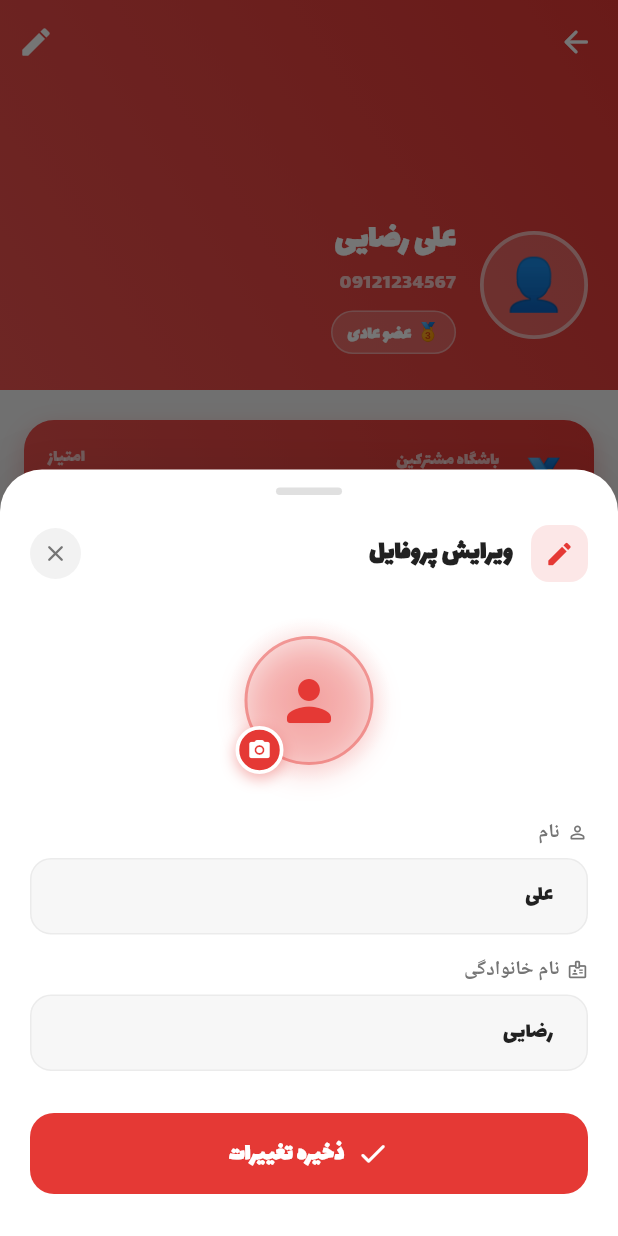
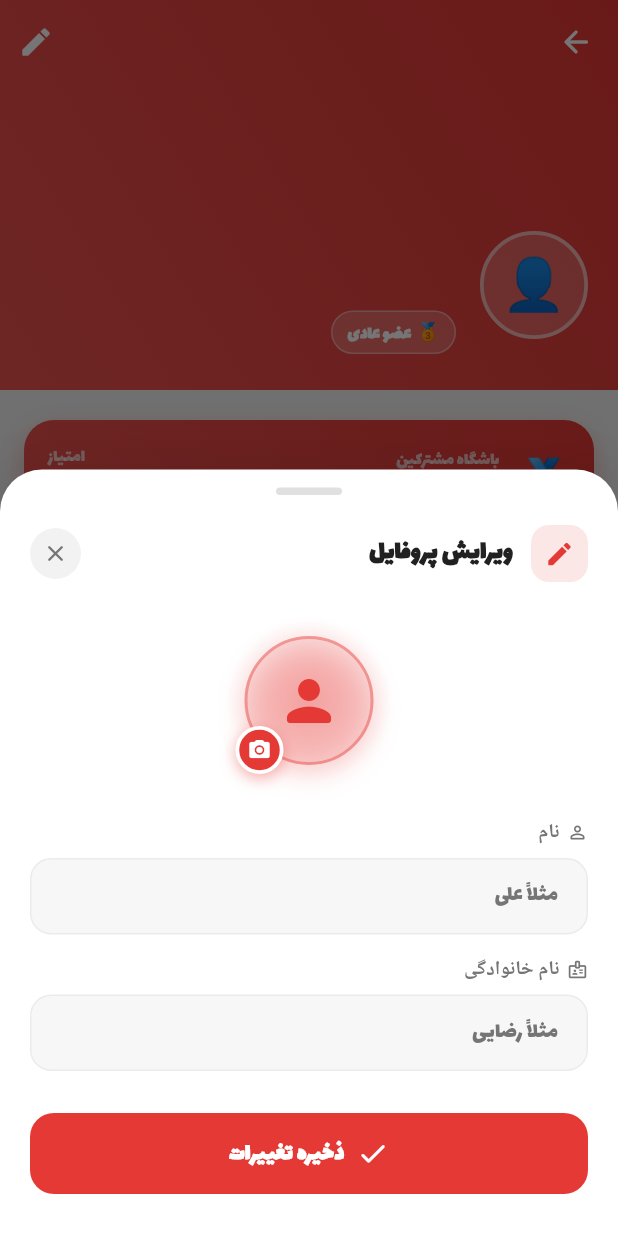
Before and after one commit to amirsaeedidev/flutter-restaurant-app, a Flutter app: the ProfileScreen screen opened directly, after a tap on the "edit" icon, on a phone screen of 412 x 824 dp. Run offline on Flutter 3.47's test engine with Material 3 defaults, Android fonts, the phone set to English and light mode, and no system bars; our stand-ins replace cached_network_image, flutter_dotenv, shared_preferences, supabase_flutter; accounts and stored records are empty.

Commit message:
fix Profile & User -s

```diff
--- a/lib/core/model/user_model.dart
+++ b/lib/core/model/user_model.dart
@@ -3,7 +3,7 @@ class UserModel {
   final String firstName;
   final String lastName;
   final String phone;
-  final int points;           // امتیاز باشگاه مشترکین
+  final int points;           // امتیاز باشگاه مشترکین (از loyalty_wallets.total_points)
   final String? avatarUrl;
 
   const UserModel({
@@ -45,4 +45,23 @@ class UserModel {
       avatarUrl: avatarUrl ?? this.avatarUrl,
     );
   }
+
+  // برای آپدیت اطلاعات در Supabase
+  Map<String, dynamic> toJson() => {
+        'first_name': firstName,
+        'last_name': lastName,
+        'phone': phone,
+        'avatar_url': avatarUrl,
+      };
+
+  // برای خواندن اطلاعات از Supabase
+  factory UserModel.fromJson(Map<String, dynamic> j) => UserModel(
+        id: j['id'],
+        firstName: j['first_name'] ?? '',
+        lastName: j['last_name'] ?? '',
+        phone: j['phone'] ?? '',
+        avatarUrl: j['avatar_url'],
+        // اگر کوئری ما Join با جدول loyalty_wallets داشته باشد، total_points را می‌گیرد
+        points: j['total_points'] ?? 0,
+      );
 }
--- a/lib/features/profile/providers/profile_provider.dart
+++ b/lib/features/profile/providers/profile_provider.dart
@@ -1,32 +1,89 @@
 import 'package:flutter/material.dart';
 import '../../../core/model/user_model.dart';
+import '../../../core/services/supabase_service.dart';
 
 class ProfileProvider extends ChangeNotifier {
-  UserModel _user = const UserModel(
-    id: 'mock_001',
-    firstName: 'علی',
-    lastName: 'رضایی',
-    phone: '09121234567',
-    points: 1250,
-  );
+  UserModel? _user;
+  bool _isLoading = false;
+  String? _error;
 
-  UserModel get user => _user;
+  UserModel? get user => _user;
+  bool get isLoading => _isLoading;
+  String? get error => _error;
+  bool get isAuthenticated => _user != null;
 
-  void updateUser({String? firstName, String? lastName}) {
-    _user = _user.copyWith(
-      firstName: firstName,
-      lastName: lastName,
-    );
+  ProfileProvider() {
+    fetchProfile();
+  }
+
+  Future<void> fetchProfile() async {
+    _isLoading = true;
+    _error = null;
+    notifyListeners();
+
+    try {
+      final userId = SupabaseService.client.auth.currentUser?.id;
+      if (userId == null) {
+        _user = null;
+        return;
+      }
+
+      final response = await SupabaseService.client
+          .from('profiles')
+          .select()
+          .eq('id', userId)
+          .maybeSingle();
+
+      if (response != null) {
+        _user = UserModel.fromJson(response);
+      }
+    } catch (e) {
+      _error = "خطا در دریافت اطلاعات کاربر";
+      print("Error fetching profile: $e");
+    } finally {
+      _isLoading = false;
+      notifyListeners();
+    }
+  }
+
+  Future<bool> updateUser({String? firstName, String? lastName}) async {
+    try {
+      final userId = SupabaseService.client.auth.currentUser?.id;
+      if (userId == null) return false;
+
+      final payload = {
+        if (firstName != null) 'first_name': firstName,
+        if (lastName != null) 'last_name': lastName,
+      };
+
+      await SupabaseService.client
+          .from('profiles')
+          .update(payload)
+          .eq('id', userId);
+
+      _user = _user?.copyWith(
+        firstName: firstName ?? _user?.firstName,
+        lastName: lastName ?? _user?.lastName,
+      );
+
+      notifyListeners();
+      return true;
+    } catch (e) {
+      _error = "خطا در به‌روزرسانی پروفایل";
+      print("Error updating profile: $e");
+      return false;
+    }
+  }
+
+  // این متد فعلاً فقط در UI فراخوانی می‌شود، عملیات اصلی در AuthProvider انجام می‌شود
+  void clearUser() {
+    _user = null;
     notifyListeners();
   }
 
-  void addPoints(int amount) {
-    _user = _user.copyWith(points: _user.points + amount);
-    notifyListeners();
-  }
-
-  // TODO: وصل کردن به Supabase Auth
-  void signOut() {
+  Future<void> signOut() async {
+    await SupabaseService.client.auth.signOut();
+    _user = null;
     notifyListeners();
   }
 }
--- a/lib/features/profile/screens/profile_screen.dart
+++ b/lib/features/profile/screens/profile_screen.dart
@@ -1,5 +1,6 @@
 import 'package:flutter/material.dart';
 import 'package:provider/provider.dart';
+import '../../../core/model/user_model.dart';
 import '../../../core/theme/app_colors.dart';
 import '../../../core/model/loyalty_model.dart';
 import '../../loyalty/providers/loyalty_provider.dart';
@@ -22,6 +23,22 @@ class ProfileScreen extends StatelessWidget {
     final user = profile.user;
     final level = loyalty.currentLevel;
     final isVip = level.level == MemberLevel.vip;
+
+    // هندل کردن حالت لودینگ یا نبود کاربر
+    if (profile.isLoading) {
+      return const Scaffold(body: Center(child: CircularProgressIndicator()));
+    }
+
+    if (user == null) {
+      return Scaffold(
+        body: Center(
+          child: Text(
+            'خطا در دریافت اطلاعات کاربر',
+            style: TextStyle(color: isDark ? AppColors.darkText : AppColors.lightText),
+          ),
+        ),
+      );
+    }
 
     return Directionality(
       textDirection: TextDirection.rtl,
@@ -176,7 +193,7 @@ class _ProfileHeader extends StatelessWidget {
     required this.isVip,
     required this.isDark,
   });
-  final user;
+  final UserModel user; // نوع دقیق مشخص شد
   final LoyaltyProvider loyalty;
   final LevelConfig level;
   final bool isVip;
```
